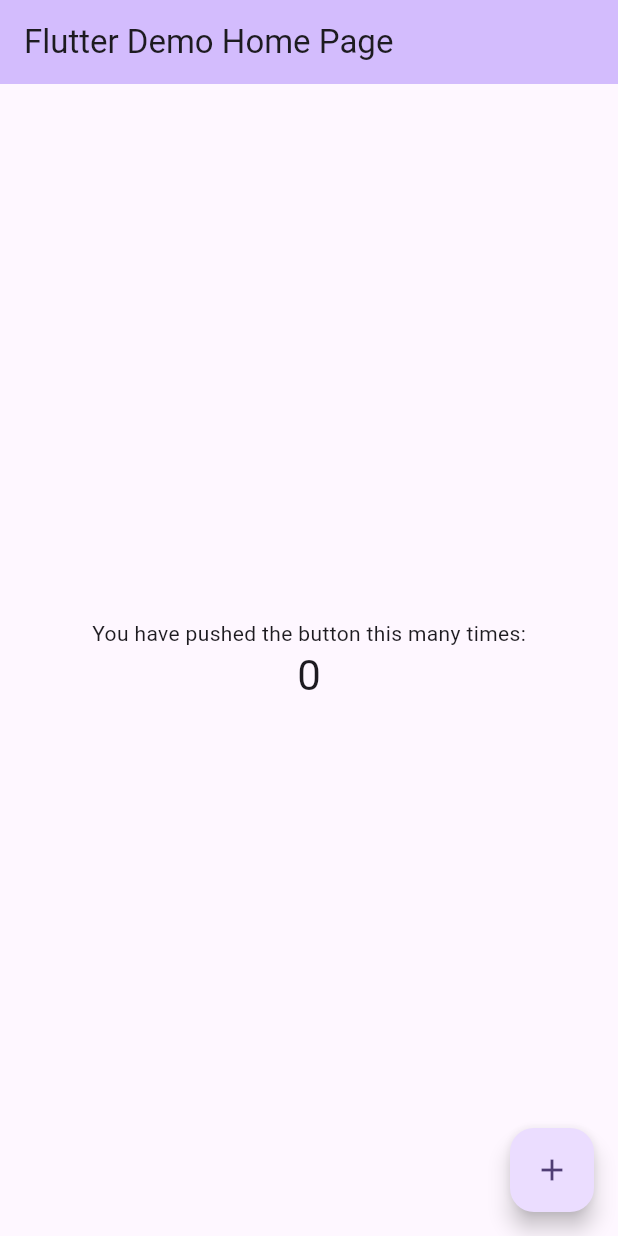
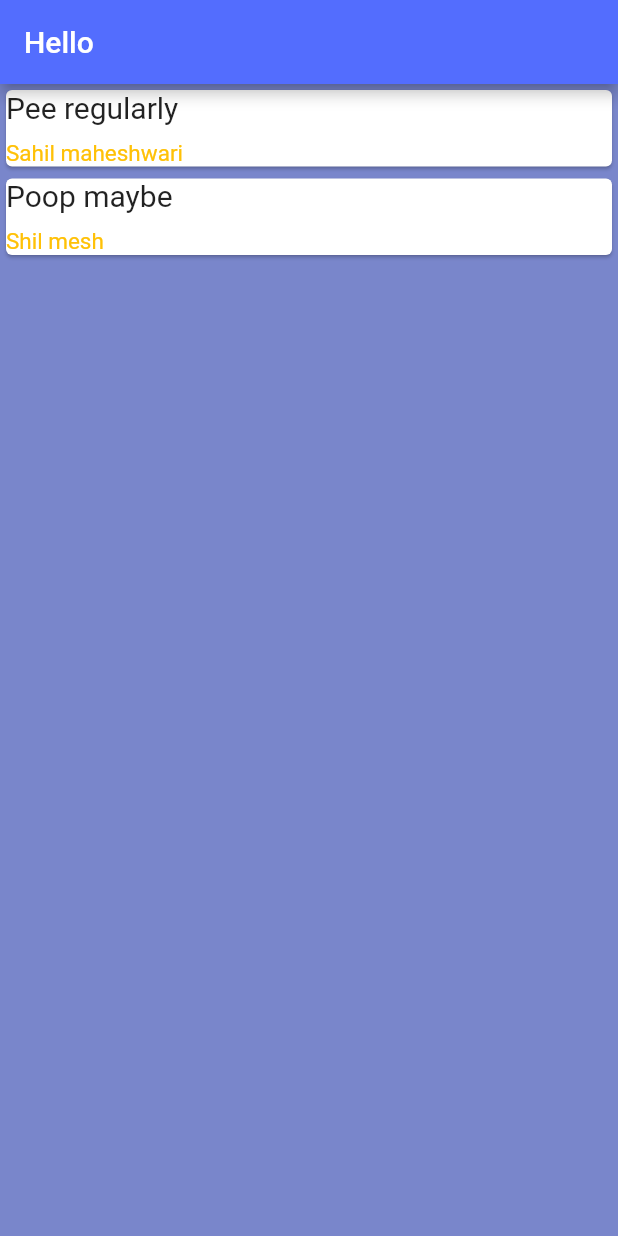
Before and after one commit to SahilMaheshwari/bitsit, a Flutter app: the screen it shows after launch, on a phone screen of 412 x 824 dp. Run offline on Flutter 3.47's test engine with Material 2 defaults, Android fonts, the phone set to English and light mode, and no system bars; missing offline and left inert: dart:html.

Commit message:
Commit 2

```diff
--- a/lib/main.dart
+++ b/lib/main.dart
@@ -1,125 +1,66 @@
+import 'dart:html';
+
+import 'package:bitsit/quotes.dart';
 import 'package:flutter/material.dart';
 
 void main() {
-  runApp(const MyApp());
+  runApp(MaterialApp(
+    home : Listerrr(),
+  ));
 }
 
-class MyApp extends StatelessWidget {
-  const MyApp({super.key});
+class Listerrr extends StatefulWidget {
+  const Listerrr({super.key});
 
-  // This widget is the root of your application.
   @override
-  Widget build(BuildContext context) {
-    return MaterialApp(
-      title: 'Flutter Demo',
-      theme: ThemeData(
-        // This is the theme of your application.
-        //
-        // TRY THIS: Try running your application with "flutter run". You'll see
-        // the application has a blue toolbar. Then, without quitting the app,
-        // try changing the seedColor in the colorScheme below to Colors.green
-        // and then invoke "hot reload" (save your changes or press the "hot
-        // reload" button in a Flutter-supported IDE, or press "r" if you used
-        // the command line to start the app).
-        //
-        // Notice that the counter didn't reset back to zero; the application
-        // state is not lost during the reload. To reset the state, use hot
-        // restart instead.
-        //
-        // This works for code too, not just values: Most code changes can be
-        // tested with just a hot reload.
-        colorScheme: ColorScheme.fromSeed(seedColor: Colors.deepPurple),
-        useMaterial3: true,
-      ),
-      home: const MyHomePage(title: 'Flutter Demo Home Page'),
-    );
-  }
+  State<Listerrr> createState() => _ListerrrState();
 }
 
-class MyHomePage extends StatefulWidget {
-  const MyHomePage({super.key, required this.title});
+class _ListerrrState extends State<Listerrr> {
 
-  // This widget is the home page of your application. It is stateful, meaning
-  // that it has a State object (defined below) that contains fields that affect
-  // how it looks.
+  List<Quotes> quotes = [
+    Quotes(text: "Pee regularly",author: "Sahil maheshwari"),
+    Quotes(text: "Poop maybe",author: "Shil mesh")
+  ];
 
-  // This class is the configuration for the state. It holds the values (in this
-  // case the title) provided by the parent (in this case the App widget) and
-  // used by the build method of the State. Fields in a Widget subclass are
-  // always marked "final".
-
-  final String title;
-
-  @override
-  State<MyHomePage> createState() => _MyHomePageState();
-}
-
-class _MyHomePageState extends State<MyHomePage> {
-  int _counter = 0;
-
-  void _incrementCounter() {
-    setState(() {
-      // This call to setState tells the Flutter framework that something has
-      // changed in this State, which causes it to rerun the build method below
-      // so that the display can reflect the updated values. If we changed
-      // _counter without calling setState(), then the build method would not be
-      // called again, and so nothing would appear to happen.
-      _counter++;
-    });
+  Widget quoteTemplate(quote){
+    return Card(
+      child: Column(
+        crossAxisAlignment: CrossAxisAlignment.stretch,
+        mainAxisAlignment: MainAxisAlignment.center,
+        children: [
+          Text(
+            quote.text,
+            style: TextStyle(
+              fontSize: 20,
+            ),
+          ),
+          const SizedBox(height: 10,),
+          Text(
+            quote.author,
+            style: TextStyle(
+              fontSize: 15,
+              color: Colors.amber,
+            ),
+          )
+        ],
+      ),
+    );
   }
 
   @override
   Widget build(BuildContext context) {
-    // This method is rerun every time setState is called, for instance as done
-    // by the _incrementCounter method above.
-    //
-    // The Flutter framework has been optimized to make rerunning build methods
-    // fast, so that you can just rebuild anything that needs updating rather
-    // than having to individually change instances of widgets.
     return Scaffold(
+      backgroundColor: Colors.indigo[300],
+
       appBar: AppBar(
-        // TRY THIS: Try changing the color here to a specific color (to
-        // Colors.amber, perhaps?) and trigger a hot reload to see the AppBar
-        // change color while the other colors stay the same.
-        backgroundColor: Theme.of(context).colorScheme.inversePrimary,
-        // Here we take the value from the MyHomePage object that was created by
-        // the App.build method, and use it to set our appbar title.
-        title: Text(widget.title),
+        title: const Text("Hello"),
+        backgroundColor: Colors.indigoAccent,
       ),
-      body: Center(
-        // Center is a layout widget. It takes a single child and positions it
-        // in the middle of the parent.
-        child: Column(
-          // Column is also a layout widget. It takes a list of children and
-          // arranges them vertically. By default, it sizes itself to fit its
-          // children horizontally, and tries to be as tall as its parent.
-          //
-          // Column has various properties to control how it sizes itself and
-          // how it positions its children. Here we use mainAxisAlignment to
-          // center the children vertically; the main axis here is the vertical
-          // axis because Columns are vertical (the cross axis would be
-          // horizontal).
-          //
-          // TRY THIS: Invoke "debug painting" (choose the "Toggle Debug Paint"
-          // action in the IDE, or press "p" in the console), to see the
-          // wireframe for each widget.
-          mainAxisAlignment: MainAxisAlignment.center,
-          children: <Widget>[
-            const Text(
-              'You have pushed the button this many times:',
-            ),
-            Text(
-              '$_counter',
-              style: Theme.of(context).textTheme.headlineMedium,
-            ),
-          ],
-        ),
-      ),
-      floatingActionButton: FloatingActionButton(
-        onPressed: _incrementCounter,
-        tooltip: 'Increment',
-        child: const Icon(Icons.add),
-      ), // This trailing comma makes auto-formatting nicer for build methods.
+
+      body: Column(
+        children: quotes.map((quote) => quoteTemplate(quote)).toList()
+    )
     );
   }
 }
--- /dev/null
+++ b/lib/quotes.dart
@@ -0,0 +1,11 @@
+class Quotes {
+
+  String? text;
+  String? author;
+
+  Quotes({String? text, String? author}){
+    this.text = text;
+    this.author = author;
+  }
+
+}
```
